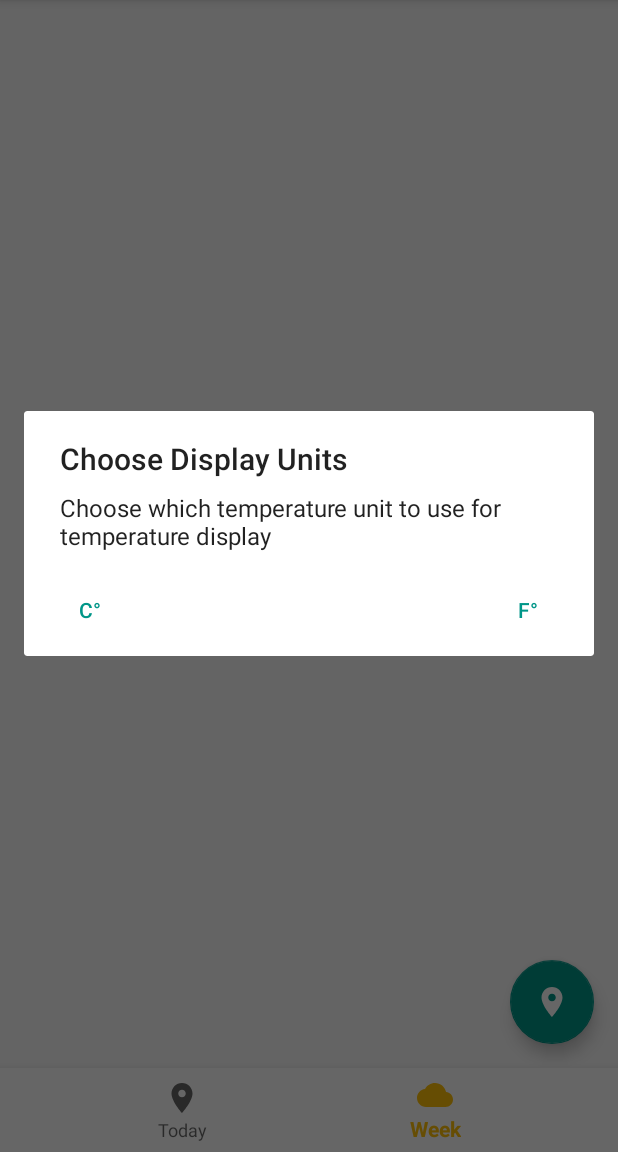
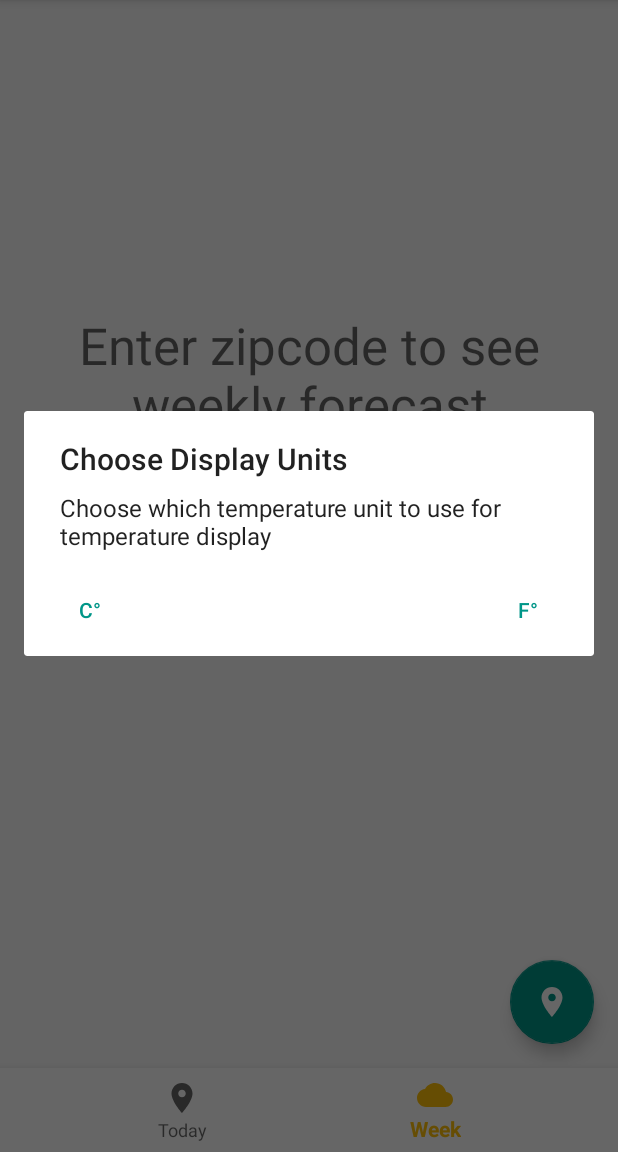
Before and after one commit to n8ebel/AD340, an Android app: the WeeklyForecastFragment screen opened through its navigation route, in the options menu, after a tap on "Display Units", on a phone screen of 412 x 824 dp, the part 84-1236 px from its top. Run offline under Robolectric (Android 15) with nearby library versions, the phone set to English and light mode, and no system bars; our stand-ins replace navigation-ui; libraries missing offline, so code that uses them is left out: coil.api.load; pictures from the network do not load.

Commit message:
Add progress indicator to both CurrentForecastFragment and WeeklyForecastFragment

```diff
--- a/app/src/main/java/com/goobar/io/ad340/forecast/WeeklyForecastFragment.kt
+++ b/app/src/main/java/com/goobar/io/ad340/forecast/WeeklyForecastFragment.kt
@@ -7,6 +7,8 @@ import androidx.fragment.app.Fragment
 import android.view.LayoutInflater
 import android.view.View
 import android.view.ViewGroup
+import android.widget.ProgressBar
+import android.widget.TextView
 import androidx.lifecycle.Observer
 import androidx.navigation.fragment.findNavController
 import androidx.recyclerview.widget.LinearLayoutManager
@@ -33,6 +35,8 @@ class WeeklyForecastFragment : Fragment() {
     ): View? {
         // Inflate the layout for this fragment
         val view = inflater.inflate(R.layout.fragment_weekly_forecast, container, false)
+        val emptyText = view.findViewById<TextView>(R.id.emptyText)
+        val progressBar = view.findViewById<ProgressBar>(R.id.progressBar)
 
         val zipcode = arguments?.getString(KEY_ZIPCODE) ?: ""
 
@@ -47,6 +51,9 @@ class WeeklyForecastFragment : Fragment() {
 
         // Create the observer which updates the UI in response to forecast updates
         val weeklyForecastObserver = Observer<WeeklyForecast> { weeklyForecast ->
+            emptyText.visibility = View.GONE
+            progressBar.visibility = View.GONE
+
             // update our list adapter
             dailyForecastAdapter.submitList(weeklyForecast.daily)
         }
@@ -60,7 +67,10 @@ class WeeklyForecastFragment : Fragment() {
         locationRepository = LocationRepository(requireContext())
         val savedLocationObserver = Observer<Location> { savedLocation ->
             when (savedLocation) {
-                is Location.Zipcode -> forecastRepository.loadWeeklyForecast(savedLocation.zipcode)
+                is Location.Zipcode -> {
+                    progressBar.visibility = View.VISIBLE
+                    forecastRepository.loadWeeklyForecast(savedLocation.zipcode)
+                }
             }
         }
         locationRepository.savedLocation.observe(viewLifecycleOwner, savedLocationObserver)
--- a/app/src/main/res/layout/fragment_weekly_forecast.xml
+++ b/app/src/main/res/layout/fragment_weekly_forecast.xml
@@ -6,6 +6,33 @@
     android:layout_width="match_parent"
     android:layout_height="match_parent"
     tools:context=".forecast.CurrentForecastFragment">
+
+    <TextView
+        android:id="@+id/emptyText"
+        android:layout_width="0dp"
+        android:layout_height="wrap_content"
+        android:layout_marginStart="32dp"
+        android:layout_marginEnd="32dp"
+        android:text="Enter zipcode to see weekly forecast"
+        android:textAlignment="center"
+        android:textAppearance="@style/TextAppearance.AppCompat.Display1"
+        android:visibility="visible"
+        app:layout_constraintBottom_toBottomOf="parent"
+        app:layout_constraintEnd_toEndOf="parent"
+        app:layout_constraintStart_toStartOf="parent"
+        app:layout_constraintTop_toTopOf="parent"
+        app:layout_constraintVertical_bias="0.32999998" />
+
+    <ProgressBar
+        android:id="@+id/progressBar"
+        style="?android:attr/progressBarStyle"
+        android:layout_width="wrap_content"
+        android:layout_height="wrap_content"
+        android:visibility="gone"
+        app:layout_constraintEnd_toEndOf="@+id/emptyText"
+        app:layout_constraintStart_toStartOf="@+id/emptyText"
+        app:layout_constraintTop_toBottomOf="@+id/emptyText"
+        tools:visibility="visible" />
 
     <androidx.recyclerview.widget.RecyclerView
         android:id="@+id/dailyForecastList"
```
Also changed, not shown: app/src/main/java/com/goobar/io/ad340/forecast/CurrentForecastFragment.kt (+7 -1 lines), app/src/main/res/layout/fragment_current_forecast.xml (+11 -0 lines).
